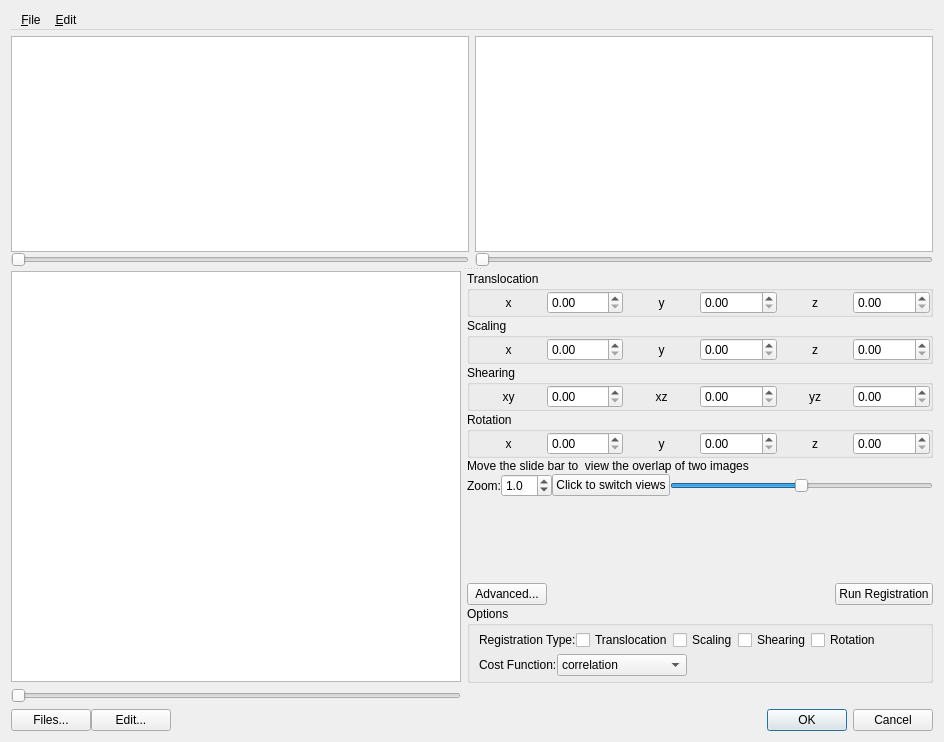
Old version of the form manual_alignment.ui in the repository frankyeh/DSI-Studio.
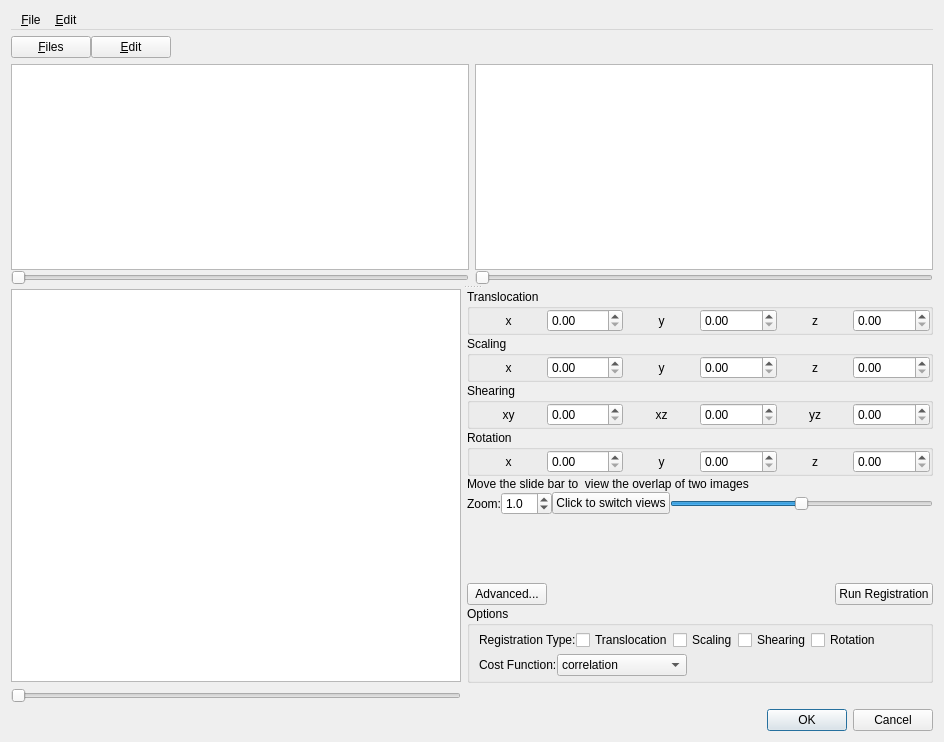
New version of the form. Icons and pictures are not drawn.

Commit message: revise manual align GUI

```diff
--- a/manual_alignment.ui
+++ b/manual_alignment.ui
@@ -13,7 +13,7 @@
   <property name="windowTitle">
    <string>Registration</string>
   </property>
-  <layout class="QVBoxLayout" name="verticalLayout_8" stretch="0,1,0">
+  <layout class="QVBoxLayout" name="verticalLayout_8" stretch="0,0,1,0">
    <property name="spacing">
     <number>6</number>
    </property>
@@ -47,6 +47,43 @@
      <addaction name="menu_Edit"/>
     </widget>
    </item>
+   <item>
+    <layout class="QHBoxLayout" name="horizontalLayout_13">
+     <property name="spacing">
+      <number>0</number>
+     </property>
+     <property name="topMargin">
+      <number>0</number>
+     </property>
+     <item>
+      <widget class="QPushButton" name="files">
+       <property name="text">
+        <string>&amp;Files</string>
+       </property>
+      </widget>
+     </item>
+     <item>
+      <widget class="QPushButton" name="pushButton">
+       <property name="text">
+        <string>&amp;Edit</string>
+       </property>
+      </widget>
+     </item>
+     <item>
+      <spacer name="horizontalSpacer_5">
+       <property name="orientation">
+        <enum>Qt::Horizontal</enum>
+       </property>
+       <property name="sizeHint" stdset="0">
+        <size>
+         <width>40</width>
+         <height>20</height>
+        </size>
+       </property>
+      </spacer>
+     </item>
+    </layout>
+   </item>
    <item>
     <layout class="QVBoxLayout" name="verticalLayout">
      <property name="spacing">
@@ -761,20 +798,6 @@
      <property name="topMargin">
       <number>0</number>
      </property>
-     <item>
-      <widget class="QPushButton" name="files">
-       <property name="text">
-        <string>Files...</string>
-       </property>
-      </widget>
-     </item>
-     <item>
-      <widget class="QPushButton" name="pushButton">
-       <property name="text">
-        <string>Edit...</string>
-       </property>
-      </widget>
-     </item>
      <item>
       <widget class="QDialogButtonBox" name="buttonBox">
        <property name="standardButtons">
```
Left out of the diff: 12 changed lines with no effect on the pictures. The commit also changes 2 other files.
